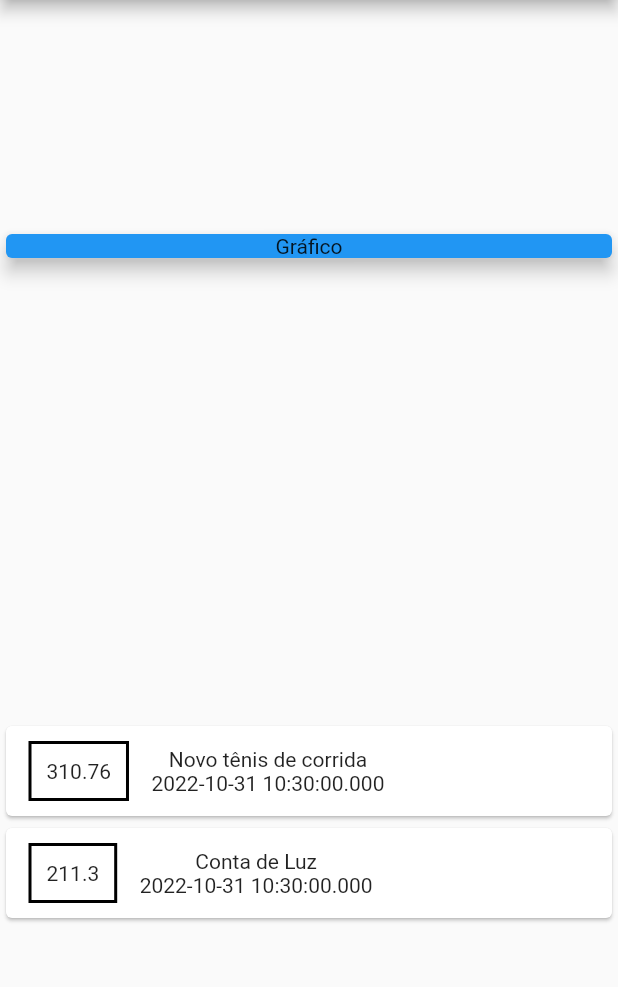
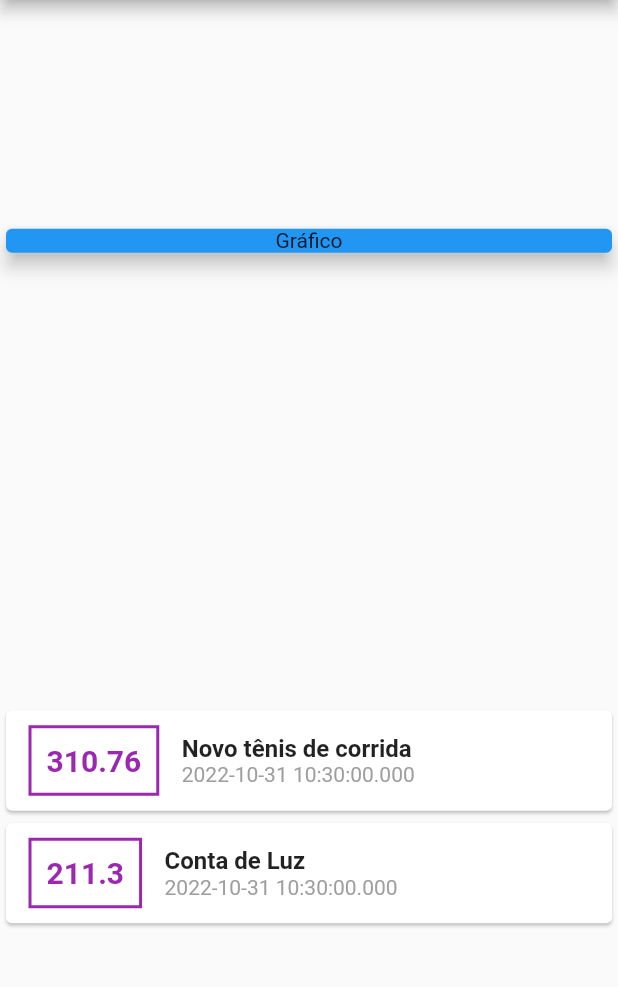
Before and after one commit to rafaelledo/despesas_pessoais, a Flutter app: the screen it shows after launch, on a phone screen of 412 x 824 dp, the part 84-1071 px from its top. Run offline on Flutter 3.47's test engine with Material 2 defaults, Android fonts, the phone set to English and light mode, and no system bars.

Commit message:
add style to first container and the column

```diff
--- a/lib/main.dart
+++ b/lib/main.dart
@@ -72,20 +72,36 @@ class MyHomePage extends StatelessWidget {
                         vertical: 10,
                       ),
                       decoration: BoxDecoration(
-                        border: Border.all(
-                          color: Colors.black,
-                          width: 2,
-                        )
-                      ),
+                          border: Border.all(
+                        color: Colors.purple,
+                        width: 2,
+                      )),
                       padding: const EdgeInsets.all(10),
                       child: Text(
                         tr.value.toString(),
+                        style: const TextStyle(
+                          fontWeight: FontWeight.bold,
+                          fontSize: 20,
+                          color: Colors.purple,
+                        ),
                       ),
                     ),
-                    Column(children: [
-                      Text(tr.title),
-                      Text(tr.date.toString()),
-                    ],)
+                    Column(
+                      crossAxisAlignment: CrossAxisAlignment.start,
+                      children: [
+                        Text(
+                          tr.title,
+                          style: const TextStyle(
+                            fontSize: 16,
+                            fontWeight: FontWeight.bold,
+                          ),
+                        ),
+                        Text(tr.date.toString(),
+                            style: const TextStyle(
+                              color: Colors.grey,
+                            )),
+                      ],
+                    )
                   ],
                 ),
               );
--- a/lib/model/transaction.dart
+++ b/lib/model/transaction.dart
@@ -1,5 +1,3 @@
-import 'package:flutter/foundation.dart';
-
 class Transaction {
   final String id;
   final String title;
```
